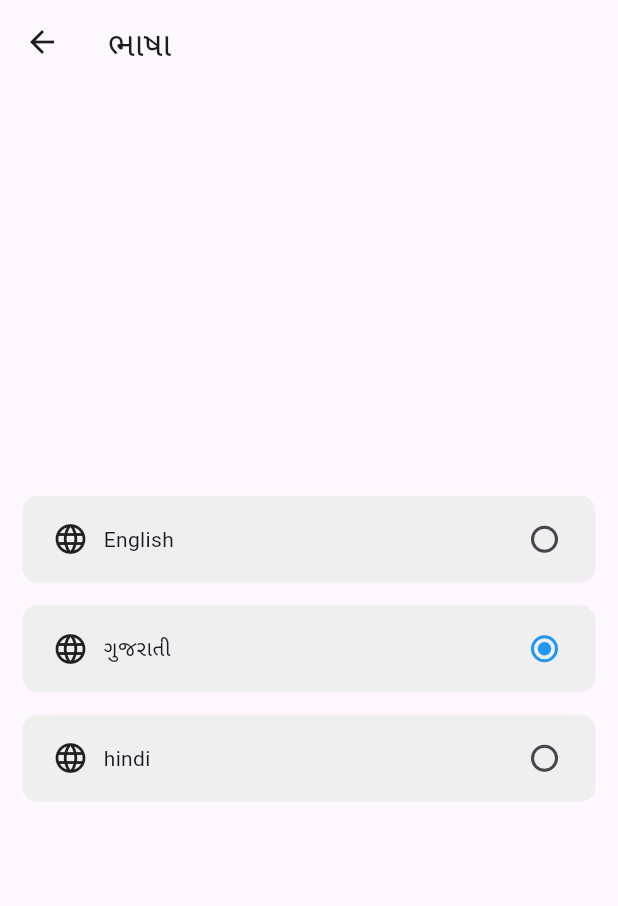
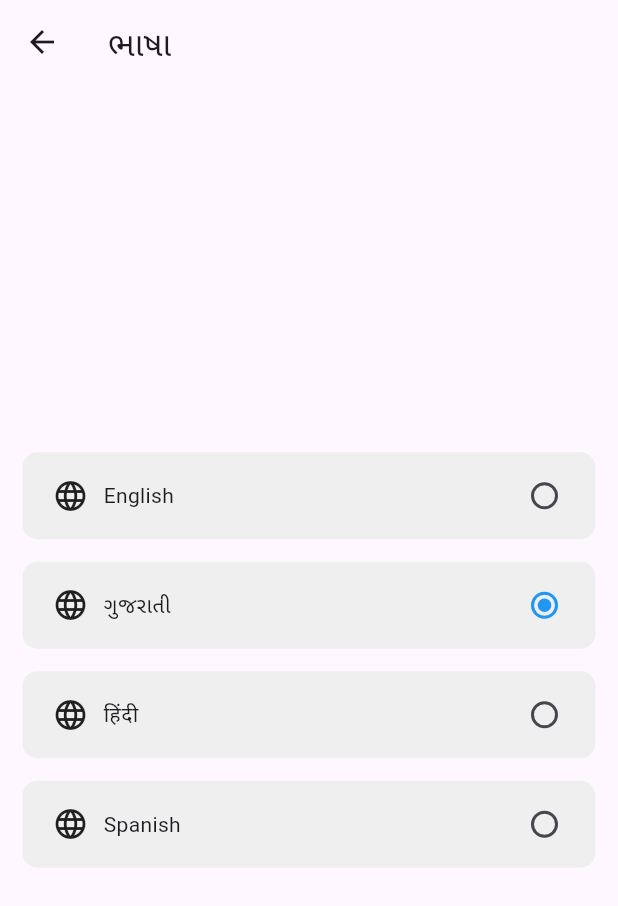
Before and after one commit to Jaydeep0604/getx_mvvm, a Flutter app: the LanguageScreen screen opened directly, after a tap on "Gujarati", on a phone screen of 412 x 824 dp. Shown: the top 906 px of the screen. Run offline on Flutter 3.47's test engine with Material 2 defaults, Android fonts, the phone set to English and light mode, and no system bars; our stand-ins replace fluttertoast, get, shared_preferences; missing offline and left inert: translator; accounts and stored records are empty; network calls fail.

Commit message:
add spanish language

```diff
--- a/lib/languages/localization.dart
+++ b/lib/languages/localization.dart
@@ -32,7 +32,7 @@ class _AppLocalizationDelegate extends LocalizationsDelegate<AppLocalization> {
 
   @override
   bool isSupported(Locale locale) {
-    return ['en', 'gu','hi'].contains(locale.languageCode);
+    return ['en', 'gu','hi','es'].contains(locale.languageCode);
   }
 
   @override
--- a/lib/main.dart
+++ b/lib/main.dart
@@ -67,6 +67,8 @@ class _MyAppState extends State<MyApp> {
         _locale = Locale('gu', "IN");
       } else if (lang == 'hi') {
         _locale = Locale('hi', "IN");
+      }else if (lang == 'es') {
+        _locale = Locale('es', "ES");
       }
       appTranslator = AppTranslator(locale: _locale!);
       print("first else");
@@ -104,6 +106,7 @@ class _MyAppState extends State<MyApp> {
         Locale('en', 'US'),
         Locale('gu', 'IN'),
         Locale('hi', 'IN'),
+        Locale('es', "ES"),
       ],
       locale: _locale,
     );
--- a/lib/view/login/language.dart
+++ b/lib/view/login/language.dart
@@ -170,6 +170,47 @@ class _LanguageScreenState extends State<LanguageScreen> {
             SizedBox(
               height: 15,
             ),
+            GestureDetector(
+              onTap: () {
+                setState(() {
+                  _locale = Locale("es");
+                });
+                MyApp.setLocale(context, _locale as Locale);
+              },
+              child: Container(
+                decoration: BoxDecoration(
+                  borderRadius: BorderRadius.circular(10),
+                  color: Color(0xffEFEFEF),
+                ),
+                padding: EdgeInsets.symmetric(horizontal: 10, vertical: 5),
+                child: Row(
+                  children: [
+                    Padding(
+                        padding: const EdgeInsets.symmetric(horizontal: 10),
+                        child: Icon(Icons.language)),
+                    Expanded(
+                      child: Text(
+                        "${AppLocalization.of(context)?.getTranslatedValue('spanish')}",
+                        // style: Theme.of(context).textTheme.bodyText1,
+                      ),
+                    ),
+                    Radio(
+                      activeColor: AppColors.blueColor,
+                      value: Locale("es"),
+                      groupValue: _locale,
+                      onChanged: (language) async {
+                        setState(() {
+                          _locale = language as Locale;
+                        });
+                        if (language != null) {
+                          MyApp.setLocale(context, _locale as Locale);
+                        }
+                      },
+                    ),
+                  ],
+                ),
+              ),
+            ),
           ],
         ),
       ),
--- a/lib/view/login/login_screen.dart
+++ b/lib/view/login/login_screen.dart
@@ -5,7 +5,6 @@ import 'package:getx_mvvm/main.dart';
 import 'package:getx_mvvm/resources/colors/colors.dart';
 import 'package:getx_mvvm/resources/components/round_button_widget.dart';
 import 'package:getx_mvvm/utils/utils.dart';
-import 'package:getx_mvvm/view/login/language.dart';
 import 'package:getx_mvvm/view_models/controller/login_controller.dart';
 
 class LoginScreen extends StatefulWidget {
@@ -59,9 +58,6 @@ class _LoginScreenState extends State<LoginScreen> {
       appBar: AppBar(
         centerTitle: true,
         automaticallyImplyLeading: false,
-        title: Text(
-          "${AppLocalization.of(context)!.getTranslatedValue("login")}",
-        ),
         actions: [
           Container(
             height: 30,
@@ -110,6 +106,17 @@ class _LoginScreenState extends State<LoginScreen> {
                         onSetLang(Locale('gu', "IN"));
                       },
                       value: Locale('gu', "IN"),
+                    ),
+                    PopupMenuItem<Locale>(
+                      child: Text(
+                        "${AppLocalization.of(context)?.getTranslatedValue("spanish")}",
+                        style:
+                            Theme.of(context).textTheme.bodyText1?.copyWith(),
+                      ),
+                      onTap: () {
+                        onSetLang(Locale('es', "ES"));
+                      },
+                      value: Locale('es', "ES"),
                     )
                   ],
                 );
@@ -127,7 +134,7 @@ class _LoginScreenState extends State<LoginScreen> {
                     width: 5,
                   ),
                   Text(
-                    "${locale?.languageCode == 'en' ? 'English' : locale?.languageCode == 'hi' ? 'Hindi' : locale?.languageCode == 'gu' ? 'Gujarati' : 'English'}",
+                    "${AppLocalization.of(context)?.getTranslatedValue("${locale?.languageCode == 'en' ? 'english' : locale?.languageCode == 'hi' ? 'hindi' : locale?.languageCode == 'gu' ? 'gujarati' : locale?.languageCode == 'es' ? 'spanish' : 'english'}")}",
                     style: TextStyle(fontSize: 14),
                   ),
                   Icon(
@@ -143,23 +150,50 @@ class _LoginScreenState extends State<LoginScreen> {
           ),
         ],
       ),
-      body: Padding(
+      body: SingleChildScrollView(
+        child: Padding(
           padding: const EdgeInsets.symmetric(horizontal: 15),
           child: Form(
             key: formKey,
             child: Column(
-            mainAxisAlignment: MainAxisAlignment.center,
-            crossAxisAlignment: CrossAxisAlignment.center,
+              mainAxisAlignment: MainAxisAlignment.start,
+              crossAxisAlignment: CrossAxisAlignment.start,
               children: [
+                SizedBox(
+                  height: 120,
+                ),
+                Text(
+                  "${AppLocalization.of(context)!.getTranslatedValue("login")}",
+                  style: TextStyle(
+                    color: AppColors.blueColor,
+                    fontWeight: FontWeight.w700,
+                    fontSize: 22,
+                  ),
+                ),
+                SizedBox(
+                  height: 40,
+                ),
+                Text(
+                  "${AppLocalization.of(context)?.getTranslatedValue("email")}*",
+                  style: TextStyle(
+                      color: AppColors.blackColor.withOpacity(0.7),
+                      fontWeight: FontWeight.w500),
+                ),
+                SizedBox(
+                  height: 5,
+                ),
                 TextFormField(
                   controller: loginController.emailCtr.value,
                   focusNode: loginController.emailFocusNode.value,
                   decoration: InputDecoration(
-                  hintText: "Email",
+                    hintText:
+                        "${AppLocalization.of(context)?.getTranslatedValue("email")}",
                   ),
                   validator: (value) {
                     if (value!.isEmpty) {
-                    return Utils.snackbar("Email", "Enter email");
+                      return Utils.snackbar(
+                          "${AppLocalization.of(context)?.getTranslatedValue("email")}*",
+                          "${AppLocalization.of(context)?.getTranslatedValue("enter_email")}");
                     }
                     return null;
                   },
@@ -171,7 +205,16 @@ class _LoginScreenState extends State<LoginScreen> {
                   },
                 ),
                 SizedBox(
-                height: 10,
+                  height: 20,
+                ),
+                Text(
+                  "${AppLocalization.of(context)?.getTranslatedValue("password")}*",
+                  style: TextStyle(
+                      color: AppColors.blackColor.withOpacity(0.7),
+                      fontWeight: FontWeight.w500),
+                ),
+                SizedBox(
+                  height: 5,
                 ),
                 TextFormField(
                   controller: loginController.passwordCtr.value,
@@ -179,19 +222,23 @@ class _LoginScreenState extends State<LoginScreen> {
                   obscureText: true,
                   obscuringCharacter: '*',
                   decoration: InputDecoration(
-                  hintText: "Password",
+                    hintText:
+                        "${AppLocalization.of(context)?.getTranslatedValue("password")}*",
                   ),
                   validator: (value) {
                     if (value!.isEmpty) {
-                    return Utils.snackbar("Password", "Enter password");
+                      return Utils.snackbar(
+                          "${AppLocalization.of(context)?.getTranslatedValue("password")}*",
+                          "${AppLocalization.of(context)?.getTranslatedValue("enter_password")}*");
                     }
                     return null;
                   },
                 ),
                 SizedBox(
-                height: 10,
+                  height: 30,
                 ),
-              Obx(() => RoundButtonWidget(
+                Obx(
+                  () => RoundButtonWidget(
                     title:
                         "${AppLocalization.of(context)?.getTranslatedValue("login")}",
                     isLoading: loginController.isLoading.value,
@@ -201,8 +248,10 @@ class _LoginScreenState extends State<LoginScreen> {
                         loginController.loginApi();
                       }
                     },
-                  ))
+                  ),
+                )
               ],
+            ),
           ),
         ),
       ),
--- a/pubspec.yaml
+++ b/pubspec.yaml
@@ -73,6 +73,7 @@ flutter:
     - assets/lang/en.json
     - assets/lang/gu.json
     - assets/lang/hi.json
+    - assets/lang/es.json
 
   # An image asset can refer to one or more resolution-specific "variants", see
   # https://flutter.dev/assets-and-images/#resolution-aware
```
Also changed, not shown: assets/lang/en.json (+7 -1 lines), assets/lang/es.json (added, +22 -0 lines), assets/lang/gu.json (+7 -1 lines), assets/lang/hi.json (+8 -2 lines), lib/languages/all_locales.dart (added, +436 -0 lines), lib/view/home/home_screen.dart (+7 -6 lines). Lines whose indentation alone changed are shown as unchanged.
